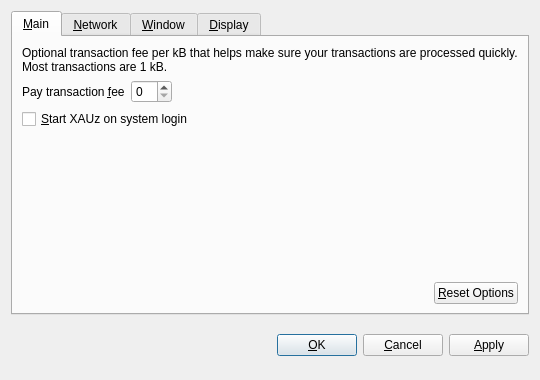
Old version of the form src/qt/forms/optionsdialog.ui in the repository bitcommoditiz/Platiniumz-XPTz.
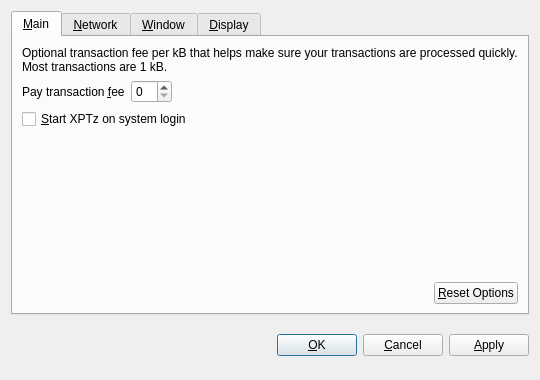
New version of the form. Custom widgets are drawn as their Qt base class.

Diff of the .ui file:
```diff
--- a/src/qt/forms/optionsdialog.ui
+++ b/src/qt/forms/optionsdialog.ui
@@ -82,7 +82,7 @@
           <string>Automatically start XAUz after logging in to the system.</string>
          </property>
          <property name="text">
-          <string>&amp;Start XAUz on system login</string>
+          <string>&amp;Start XPTz on system login</string>
          </property>
         </widget>
        </item>
```
Left out of the diff: 10 changed lines with no effect on the pictures.
